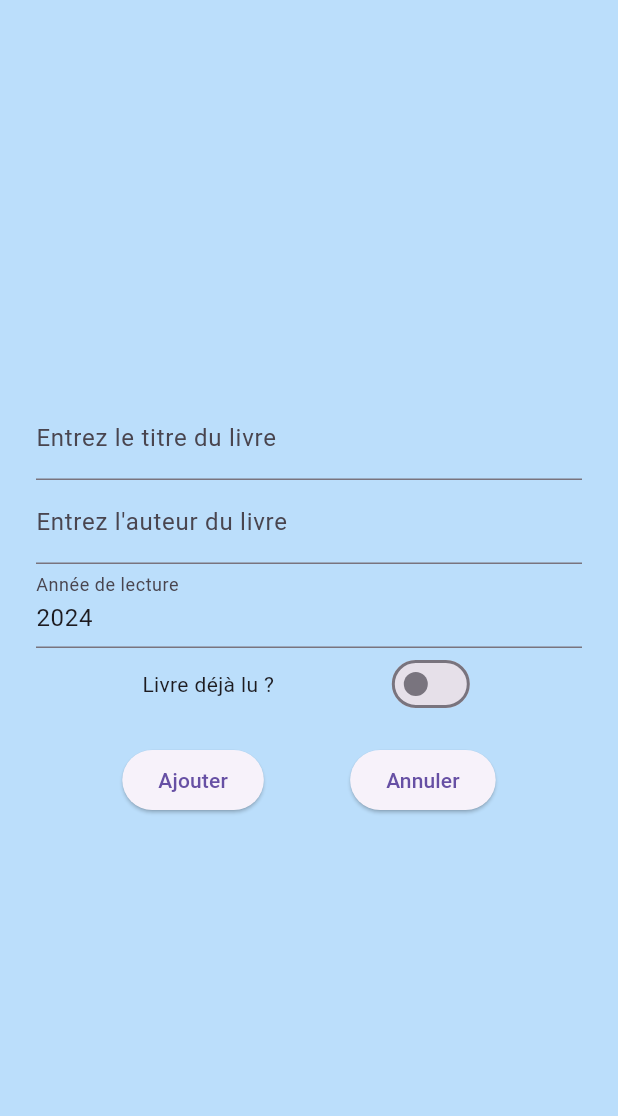
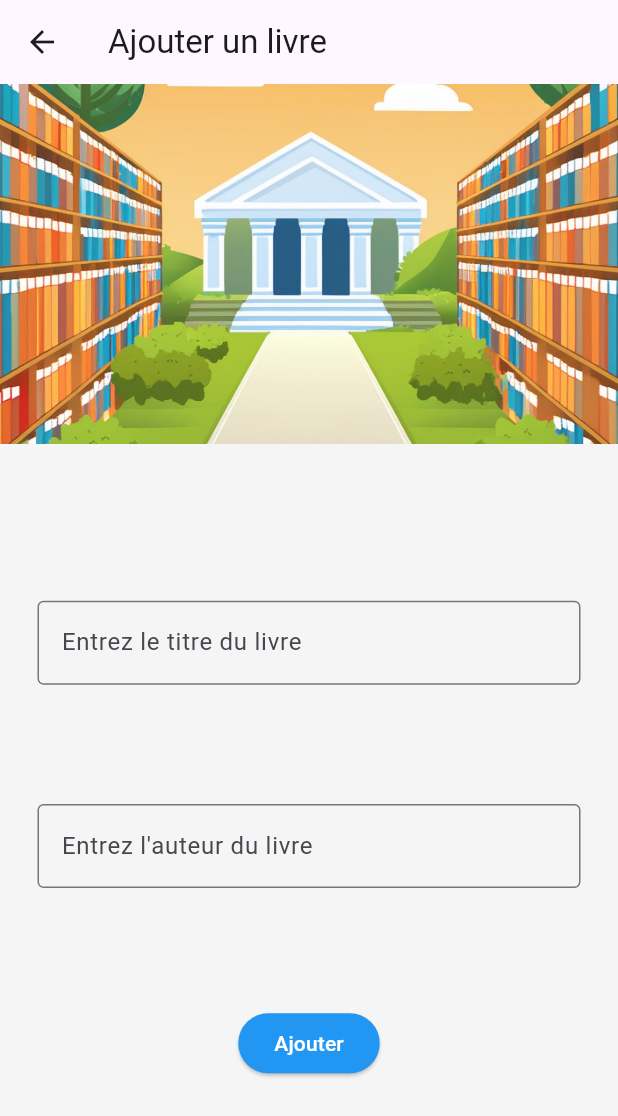
Before and after one commit to nrouelle/bibliotech_ui, a Flutter app: the screen it shows after launch, after a tap on the "add" icon, on a phone screen of 412 x 824 dp. Shown: the top 1116 px of the screen. Run offline on Flutter 3.47's test engine with Material 3 defaults, Android fonts, the phone set to English and light mode, and no system bars; generated files the repository leaves out were written again; network calls fail.

Commit message:
update add view for a book

```diff
--- a/lib/src/app.dart
+++ b/lib/src/app.dart
@@ -62,9 +62,15 @@ class MyApp extends StatelessWidget {
           // SettingsController to display the correct theme.
           theme: ThemeData(
             primarySwatch: Colors.blue,
-            scaffoldBackgroundColor: Colors.blue.shade100,
+            scaffoldBackgroundColor: Colors.grey.shade100,
+            elevatedButtonTheme: ElevatedButtonThemeData(
+              style: ElevatedButton.styleFrom(
+                  backgroundColor: Colors.blue, foregroundColor: Colors.white),
+            ),
             floatingActionButtonTheme: const FloatingActionButtonThemeData(
                 backgroundColor: Colors.blue, foregroundColor: Colors.white),
+            bottomNavigationBarTheme: const BottomNavigationBarThemeData(
+                selectedIconTheme: IconThemeData(color: Colors.blue)),
           ),
           darkTheme: ThemeData.dark(),
           themeMode: settingsController.themeMode,
--- a/lib/src/books/books_add_view.dart
+++ b/lib/src/books/books_add_view.dart
@@ -34,32 +34,38 @@ class BookAddForm extends State<BookAddView> {
     controller.saveLibrary(title, author, year, read);
   }
 
-  Future _selectDate() async {
-    DateTime? picked = await showDatePicker(
-        context: context,
-        initialDate: DateTime.now(),
-        firstDate: DateTime(2016),
-        lastDate: DateTime(2026));
-    if (picked != null) setState(() => dateInput.text = picked.year.toString());
-  }
+  // Future _selectDate() async {
+  //   DateTime? picked = await showDatePicker(
+  //       context: context,
+  //       initialDate: DateTime.now(),
+  //       firstDate: DateTime(2016),
+  //       lastDate: DateTime(2026));
+  //   if (picked != null) setState(() => dateInput.text = picked.year.toString());
+  // }
 
   @override
   Widget build(BuildContext context) {
-    return Form(
+    return Scaffold(
+      appBar: AppBar(title: const Text('Ajouter un livre')),
+      resizeToAvoidBottomInset: false,
+      body: Column(
+        children: [
+          Image.asset('assets/images/chemin_biblio_600.png',
+              width: 600, height: 240, fit: BoxFit.cover),
+          Expanded(
+            child: Form(
               key: _addFormKey,
-      child: Scaffold(
-        body: Padding(
-            padding: const EdgeInsets.all(24),
-            child: Center(
+              child: Container(
+                padding: const EdgeInsets.all(25),
                 child: Column(
-              mainAxisAlignment: MainAxisAlignment.center,
+                  mainAxisAlignment: MainAxisAlignment.spaceEvenly,
                   children: [
                     TextFormField(
                       onSaved: (value) {
                         title = value as String;
                       },
                       decoration: const InputDecoration(
-                      border: UnderlineInputBorder(),
+                          border: OutlineInputBorder(),
                           labelText: 'Entrez le titre du livre'),
                       validator: (value) {
                         if (value == null || value.isEmpty) {
@@ -73,41 +79,9 @@ class BookAddForm extends State<BookAddView> {
                         author = value as String;
                       },
                       decoration: const InputDecoration(
-                      border: UnderlineInputBorder(),
+                          border: OutlineInputBorder(),
                           labelText: 'Entrez l\'auteur du livre'),
                     ),
-                TextFormField(
-                  controller: dateInput,
-                  readOnly: true,
-                  onSaved: (value) {
-                    year = value as String;
-                  },
-                  onTap: () {
-                    FocusScope.of(context).requestFocus(FocusNode());
-                    _selectDate();
-                  },
-                  decoration: const InputDecoration(
-                      border: UnderlineInputBorder(),
-                      labelText: 'Année de lecture'),
-                ),
-                Row(
-                  mainAxisAlignment: MainAxisAlignment.spaceEvenly,
-                  children: [
-                    const Text('Livre déjà lu ? '),
-                    Switch(
-                        value: read,
-                        onChanged: (bool value) {
-                          setState(() {
-                            read = value;
-                          });
-                        }),
-                  ],
-                ),
-                Padding(
-                  padding: const EdgeInsets.symmetric(vertical: 16),
-                  child: Row(
-                    mainAxisAlignment: MainAxisAlignment.spaceEvenly,
-                    children: [
                     ElevatedButton(
                         onPressed: () {
                           // Validate returns true if the form is valid, or false otherwise.
@@ -117,24 +91,114 @@ class BookAddForm extends State<BookAddView> {
                             _addFormKey.currentState?.save();
                             saveBook();
                             ScaffoldMessenger.of(context).showSnackBar(
-                                const SnackBar(
-                                    content: Text('Processing Data')),
+                              const SnackBar(content: Text('Enregistré !')),
                             );
                             Navigator.pushNamed(context, '/');
                           }
                         },
                         child: const Text('Ajouter')),
-                      ElevatedButton(
-                          onPressed: () {
-                            Navigator.pop(context);
-                          },
-                          child: const Text('Annuler')),
                   ],
                 ),
               ),
+            ),
+          )
         ],
-            ))),
       ),
     );
   }
+
+//   @override
+//   Widget build(BuildContext context) {
+//     return Form(
+//       key: _addFormKey,
+//       child: Scaffold(
+//         body: Padding(
+//             padding: const EdgeInsets.all(24),
+//             child: Center(
+//                 child: Column(
+//               mainAxisAlignment: MainAxisAlignment.center,
+//               children: [
+//                 TextFormField(
+//                   onSaved: (value) {
+//                     title = value as String;
+//                   },
+//                   decoration: const InputDecoration(
+//                       border: UnderlineInputBorder(),
+//                       labelText: 'Entrez le titre du livre'),
+//                   validator: (value) {
+//                     if (value == null || value.isEmpty) {
+//                       return 'Veuillez indiquer le titre du livre';
+//                     }
+//                     return null;
+//                   },
+//                 ),
+//                 TextFormField(
+//                   onSaved: (value) {
+//                     author = value as String;
+//                   },
+//                   decoration: const InputDecoration(
+//                       border: UnderlineInputBorder(),
+//                       labelText: 'Entrez l\'auteur du livre'),
+//                 ),
+//                 TextFormField(
+//                   controller: dateInput,
+//                   readOnly: true,
+//                   onSaved: (value) {
+//                     year = value as String;
+//                   },
+//                   onTap: () {
+//                     FocusScope.of(context).requestFocus(FocusNode());
+//                     _selectDate();
+//                   },
+//                   decoration: const InputDecoration(
+//                       border: UnderlineInputBorder(),
+//                       labelText: 'Année de lecture'),
+//                 ),
+//                 Row(
+//                   mainAxisAlignment: MainAxisAlignment.spaceEvenly,
+//                   children: [
+//                     const Text('Livre déjà lu ? '),
+//                     Switch(
+//                         value: read,
+//                         onChanged: (bool value) {
+//                           setState(() {
+//                             read = value;
+//                           });
+//                         }),
+//                   ],
+//                 ),
+//                 Padding(
+//                   padding: const EdgeInsets.symmetric(vertical: 16),
+//                   child: Row(
+//                     mainAxisAlignment: MainAxisAlignment.spaceEvenly,
+//                     children: [
+//                       ElevatedButton(
+//                           onPressed: () {
+//                             // Validate returns true if the form is valid, or false otherwise.
+//                             if (_addFormKey.currentState!.validate()) {
+//                               // If the form is valid, display a snackbar. In the real world,
+//                               // you'd often call a server or save the information in a database.
+//                               _addFormKey.currentState?.save();
+//                               saveBook();
+//                               ScaffoldMessenger.of(context).showSnackBar(
+//                                 const SnackBar(
+//                                     content: Text('Processing Data')),
+//                               );
+//                               Navigator.pushNamed(context, '/');
+//                             }
+//                           },
+//                           child: const Text('Ajouter')),
+//                       ElevatedButton(
+//                           onPressed: () {
+//                             Navigator.pop(context);
+//                           },
+//                           child: const Text('Annuler')),
+//                     ],
+//                   ),
+//                 ),
+//               ],
+//             ))),
+//       ),
+//     );
+//   }
 }
```
Also changed, not shown: assets/images/chemin_biblio_600.png (added), 1 other file. Lines whose indentation alone changed are shown as unchanged.
